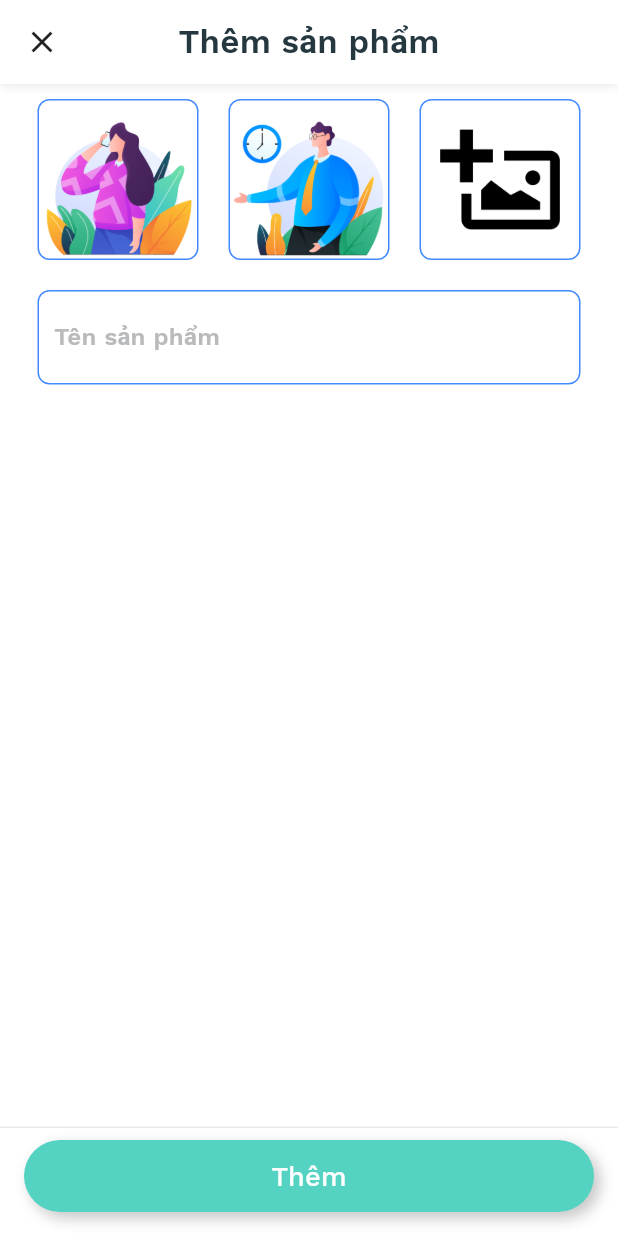
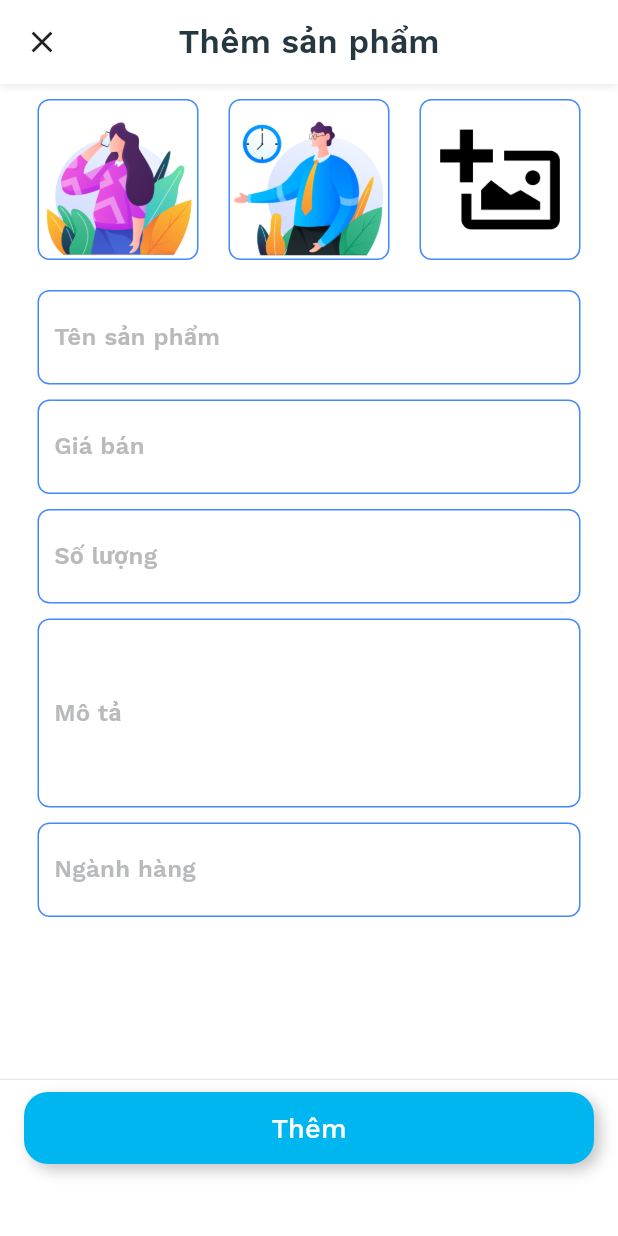
Before and after one commit to NamTranQuoc/nfo-v2, a Flutter app: the AddProductScreen screen opened directly, on a phone screen of 412 x 824 dp. Run offline on Flutter 3.47's test engine with Material 2 defaults, Android fonts, the phone set to English and light mode, and no system bars; drawn by our look-alikes of select_form_field; our stand-ins replace flutter_rating_bar, font_awesome_flutter; network calls fail.

Commit message:
select field

```diff
--- /dev/null
+++ b/lib/component/common.dart
@@ -0,0 +1,86 @@
+import 'package:flutter/cupertino.dart';
+import 'package:flutter/material.dart';
+import 'package:select_form_field/select_form_field.dart';
+
+import '../design_course/design_course_app_theme.dart';
+import '../main.dart';
+
+Widget textField(String label,
+    TextEditingController controller,
+    {TextInputType type = TextInputType.text,
+    int maxLine = 1}) {
+  return Container(
+      margin: EdgeInsets.only(right: 25, left: 25, top: 10),
+      padding: EdgeInsets.only(left: 10, right: 10),
+      decoration: BoxDecoration(
+          borderRadius: BorderRadius.all(Radius.circular(8)),
+          border: Border.all(color: Colors.blueAccent)
+      ),
+      child: TextField(
+        controller: controller,
+        keyboardType: type,
+        maxLines: maxLine,
+        style: const TextStyle(
+          fontFamily: 'WorkSans',
+          fontWeight: FontWeight.bold,
+          fontSize: 18,
+          color: DesignCourseAppTheme.nearlyBlue,
+        ),
+        decoration: InputDecoration(
+          labelText: label,
+          border: InputBorder.none,
+          helperStyle: TextStyle(
+            fontWeight: FontWeight.bold,
+            fontSize: 16,
+            color: HexColor('#B9BABC'),
+          ),
+          labelStyle: TextStyle(
+            fontWeight: FontWeight.w600,
+            fontSize: 16,
+            letterSpacing: 0.2,
+            color: HexColor('#B9BABC'),
+          ),
+        ),
+        onEditingComplete: () {},
+      ));
+}
+
+Widget selectField(String label,
+    TextEditingController controller,
+    List<Map<String, dynamic>> item) {
+  return Container(
+      margin: EdgeInsets.only(right: 25, left: 25, top: 10),
+      padding: EdgeInsets.only(left: 10, right: 10),
+      decoration: BoxDecoration(
+          borderRadius: BorderRadius.all(Radius.circular(8)),
+          border: Border.all(color: Colors.blueAccent)
+      ),
+      child: SelectFormField(
+        type: SelectFormFieldType.dialog,
+        enableSearch: true,
+        items: item,
+        controller: controller,
+        style: const TextStyle(
+          fontFamily: 'WorkSans',
+          fontWeight: FontWeight.bold,
+          fontSize: 18,
+          color: DesignCourseAppTheme.nearlyBlue,
+        ),
+        decoration: InputDecoration(
+          labelText: label,
+          border: InputBorder.none,
+          helperStyle: TextStyle(
+            fontWeight: FontWeight.bold,
+            fontSize: 16,
+            color: HexColor('#B9BABC'),
+          ),
+          labelStyle: TextStyle(
+            fontWeight: FontWeight.w600,
+            fontSize: 16,
+            letterSpacing: 0.2,
+            color: HexColor('#B9BABC'),
+          ),
+        ),
+        onEditingComplete: () {},
+      ));
+}
--- a/lib/model/category.dart
+++ b/lib/model/category.dart
@@ -29,4 +29,11 @@ class Category {
       name: 'Trang sức',
     ),
   ];
+
+  Map<String, dynamic> toMap() {
+    return {
+      'value': id,
+      'name': name,
+    };
+  }
 }
--- a/lib/screen/add_product.dart
+++ b/lib/screen/add_product.dart
@@ -1,9 +1,10 @@
 import 'package:flutter/cupertino.dart';
 import 'package:flutter/material.dart';
 
+import '../component/common.dart';
 import '../design_course/design_course_app_theme.dart';
 import '../hotel_booking/hotel_app_theme.dart';
-import '../main.dart';
+import '../model/category.dart';
 
 class AddProductScreen extends StatefulWidget {
   const AddProductScreen({Key? key}) : super(key: key);
@@ -18,6 +19,18 @@ class _AddProductScreenState extends State<AddProductScreen> {
     "assets/images/feedbackImage.png",
     "assets/images/addImage.png",];
   TextEditingController name = TextEditingController();
+  TextEditingController description = TextEditingController();
+  TextEditingController price = TextEditingController();
+  TextEditingController quantity = TextEditingController();
+  TextEditingController category = TextEditingController();
+
+  final List<Map<String, dynamic>> _categories = Category.categories.map((e) => e.toMap()).toList();
+
+  @override
+  void initState() {
+    // TODO: implement initState
+    super.initState();
+  }
 
   @override
   Widget build(BuildContext context) {
@@ -34,7 +47,11 @@ class _AddProductScreenState extends State<AddProductScreen> {
                 child: Column(
                   children: <Widget>[
                     listImage(widthImage),
-                    widgetName("Tên sản phẩm", name),
+                    textField("Tên sản phẩm", name, type: TextInputType.text),
+                    textField("Giá bán", price, type: TextInputType.number),
+                    textField("Số lượng", quantity, type: TextInputType.number),
+                    textField("Mô tả", description, type: TextInputType.multiline, maxLine: 4),
+                    selectField("Ngành hàng", category, _categories)
                   ],
                 ),
               ),
@@ -44,12 +61,12 @@ class _AddProductScreenState extends State<AddProductScreen> {
             ),
             Padding(
               padding: const EdgeInsets.only(
-                  left: 16, right: 16, bottom: 16, top: 8),
+                  left: 16, right: 16, bottom: 48, top: 8),
               child: Container(
                 height: 48,
                 decoration: BoxDecoration(
-                  color: HotelAppTheme.buildLightTheme().primaryColor,
-                  borderRadius: const BorderRadius.all(Radius.circular(24.0)),
+                  color: DesignCourseAppTheme.nearlyBlue,
+                  borderRadius: const BorderRadius.all(Radius.circular(16.0)),
                   boxShadow: <BoxShadow>[
                     BoxShadow(
                       color: Colors.grey.withOpacity(0.6),
@@ -83,42 +100,6 @@ class _AddProductScreenState extends State<AddProductScreen> {
         ),
       ),
     );
-  }
-
-  Widget widgetName(String label, TextEditingController controller) {
-    return Container(
-        margin: EdgeInsets.only(right: 25, left: 25, top: 10),
-        padding: EdgeInsets.only(left: 10, right: 10),
-        decoration: BoxDecoration(
-            borderRadius: BorderRadius.all(Radius.circular(8)),
-            border: Border.all(color: Colors.blueAccent)
-        ),
-        child: TextFormField(
-          controller: controller,
-          style: const TextStyle(
-            fontFamily: 'WorkSans',
-            fontWeight: FontWeight.bold,
-            fontSize: 18,
-            color: DesignCourseAppTheme.nearlyBlue,
-          ),
-          keyboardType: TextInputType.text,
-          decoration: InputDecoration(
-            labelText: label,
-            border: InputBorder.none,
-            helperStyle: TextStyle(
-              fontWeight: FontWeight.bold,
-              fontSize: 16,
-              color: HexColor('#B9BABC'),
-            ),
-            labelStyle: TextStyle(
-              fontWeight: FontWeight.w600,
-              fontSize: 16,
-              letterSpacing: 0.2,
-              color: HexColor('#B9BABC'),
-            ),
-          ),
-          onEditingComplete: () {},
-        ));
   }
 
   Widget listImage(double width) {
--- a/pubspec.yaml
+++ b/pubspec.yaml
@@ -17,6 +17,7 @@ dependencies:
   flutter_rating_bar: ^4.0.0
   intl: ^0.17.0
   animations: ^2.0.0
+  select_form_field: ^2.2.0
 
 dev_dependencies:
   flutter_test:
```
Also changed, not shown: pubspec.lock.
